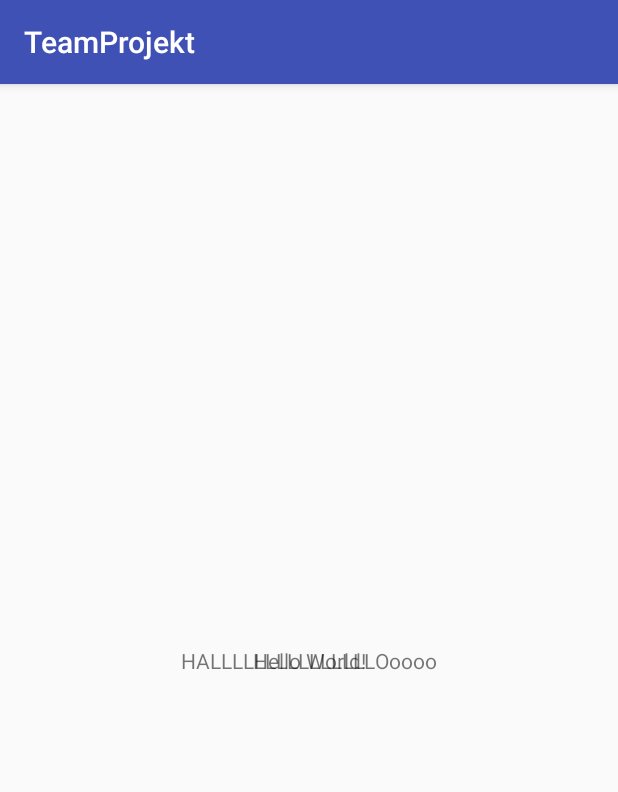
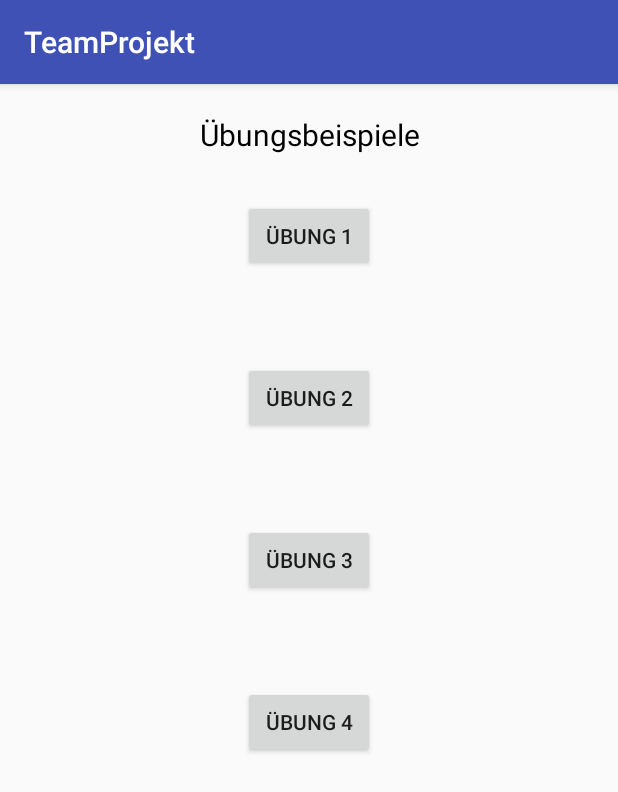
Before and after one commit to AlexZoehrer1/TeamProjekt, an Android app: the screen it shows after launch (MainActivity), on a phone screen of 412 x 824 dp. Shown: the top 792 px of the screen. Run offline under Robolectric (Android 15) with nearby library versions, the phone set to English and light mode, and no system bars.

Commit message:
Dieses Testprojekt in eine Übungseinheit umgemoddelt ;

```diff
--- a/app/src/main/res/layout/activity_main.xml
+++ b/app/src/main/res/layout/activity_main.xml
@@ -7,23 +7,65 @@
     tools:context=".MainActivity">
 
     <TextView
+        android:id="@+id/textView"
         android:layout_width="wrap_content"
         android:layout_height="wrap_content"
-        android:text="Hello World!"
-        app:layout_constraintBottom_toBottomOf="parent"
+        android:layout_marginTop="20dp"
+        android:text="@string/uebungsbeispiele"
+        android:textColor="@color/colorText"
+        android:textSize="20sp"
+        app:layout_constraintHorizontal_bias="0.502"
         app:layout_constraintLeft_toLeftOf="parent"
         app:layout_constraintRight_toRightOf="parent"
         app:layout_constraintTop_toTopOf="parent" />
 
-    <TextView
+    <Button
+        android:id="@+id/buttonUE1"
         android:layout_width="wrap_content"
         android:layout_height="wrap_content"
-        android:text="HALLLLLLLLLLLLLLLOoooo"
-        app:layout_constraintBottom_toBottomOf="parent"
-        app:layout_constraintLeft_toLeftOf="parent"
-        app:layout_constraintRight_toRightOf="parent"
-        app:layout_constraintTop_toTopOf="parent" />
+        android:layout_marginEnd="8dp"
+        android:layout_marginStart="8dp"
+        android:layout_marginTop="30dp"
+        android:text="@string/uebung_1"
+        app:layout_constraintEnd_toEndOf="parent"
+        app:layout_constraintStart_toStartOf="parent"
+        app:layout_constraintTop_toBottomOf="@+id/textView" />
 
+    <Button
+        android:id="@+id/buttonUE2"
+        android:layout_width="wrap_content"
+        android:layout_height="wrap_content"
+        android:layout_marginEnd="8dp"
+        android:layout_marginStart="8dp"
+        android:layout_marginTop="60dp"
+        android:text="@string/uebung_2"
+        app:layout_constraintEnd_toEndOf="parent"
+        app:layout_constraintStart_toStartOf="parent"
+        app:layout_constraintTop_toBottomOf="@+id/buttonUE1" />
+
+    <Button
+        android:id="@+id/buttonUE3"
+        android:layout_width="wrap_content"
+        android:layout_height="wrap_content"
+        android:layout_marginEnd="8dp"
+        android:layout_marginStart="8dp"
+        android:layout_marginTop="60dp"
+        android:text="@string/uebung_3"
+        app:layout_constraintEnd_toEndOf="parent"
+        app:layout_constraintStart_toStartOf="parent"
+        app:layout_constraintTop_toBottomOf="@+id/buttonUE2" />
+
+    <Button
+        android:id="@+id/buttonUE4"
+        android:layout_width="wrap_content"
+        android:layout_height="wrap_content"
+        android:layout_marginEnd="8dp"
+        android:layout_marginStart="8dp"
+        android:layout_marginTop="60dp"
+        android:text="@string/uebung_4"
+        app:layout_constraintEnd_toEndOf="parent"
+        app:layout_constraintStart_toStartOf="parent"
+        app:layout_constraintTop_toBottomOf="@+id/buttonUE3" />
 
 
 </android.support.constraint.ConstraintLayout>
--- a/app/src/main/res/layout/activity_second.xml
+++ b/app/src/main/res/layout/activity_second.xml
@@ -19,4 +19,6 @@
         app:layout_constraintBottom_toBottomOf="parent"
         app:layout_constraintEnd_toEndOf="parent"
         app:layout_constraintStart_toStartOf="parent"/>
+
+
 </android.support.constraint.ConstraintLayout>
--- a/app/src/main/res/values/colors.xml
+++ b/app/src/main/res/values/colors.xml
@@ -3,4 +3,5 @@
     <color name="colorPrimary">#3F51B5</color>
     <color name="colorPrimaryDark">#303F9F</color>
     <color name="colorAccent">#FF4081</color>
+    <color name="colorText">#000000</color>
 </resources>
--- a/app/src/main/res/values/strings.xml
+++ b/app/src/main/res/values/strings.xml
@@ -1,3 +1,8 @@
 <resources>
     <string name="app_name">TeamProjekt</string>
+    <string name="uebungsbeispiele">Übungsbeispiele</string>
+    <string name="uebung_1">Übung 1</string>
+    <string name="uebung_2">Übung 2</string>
+    <string name="uebung_3">Übung 3</string>
+    <string name="uebung_4">Übung 4</string>
 </resources>
```
